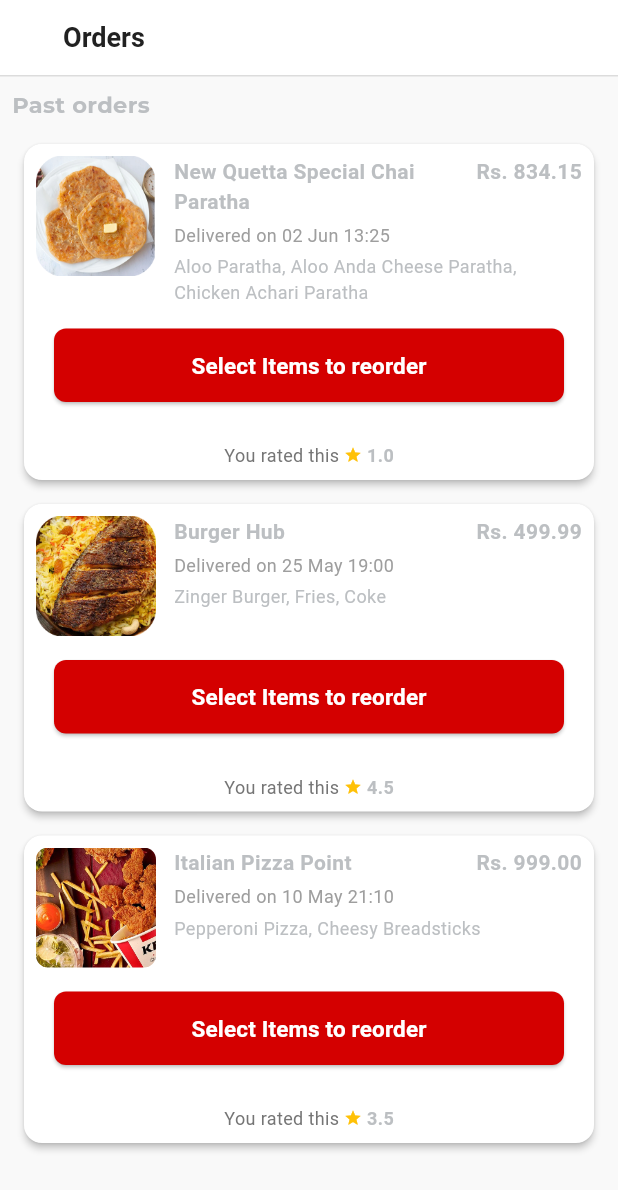
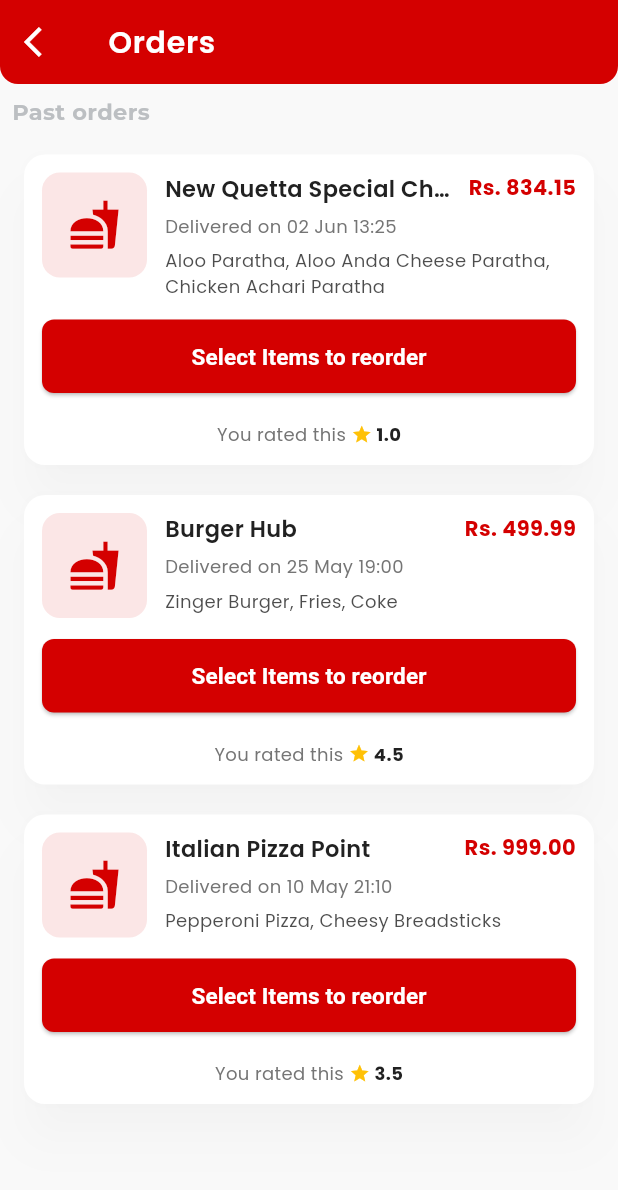
Before and after one commit to Axfal/food_panda_app, a Flutter app: the PastOrdersPage screen opened directly, on a phone screen of 412 x 824 dp. Shown: the top 1190 px of the screen. Run offline on Flutter 3.47's test engine with Material 3 defaults, Android fonts, the light colour scheme and no system bars; our stand-ins replace animate_do, another_flushbar, badges, bloc, cached_network_image, equatable and 13 more; missing offline and left inert: google_maps_flutter_android, google_maps_flutter_platform_interface; accounts and stored records are empty.

Commit message:
profile section added, error resolved and fav_card screen redesigned and order screen redesigned

```diff
--- a/lib/pages/profile/subPages/order_page.dart
+++ b/lib/pages/profile/subPages/order_page.dart
@@ -1,3 +1,4 @@
+import 'package:excellent_trade_app/globalWidgets/PrimeryWidgets/my_app_bar.dart';
 import 'package:flutter/material.dart';
 import 'package:google_fonts/google_fonts.dart';
 
@@ -11,45 +12,18 @@
 
   @override
   Widget build(BuildContext context) {
-    return SafeArea(
-      child: Scaffold(
-        backgroundColor: AppColors.background,
-        appBar: AppBar(
-          elevation: 0,
-          backgroundColor: Colors.white,
-          automaticallyImplyLeading: false,
-          toolbarHeight: 50,
-          titleSpacing: 0,
-          title: Padding(
-            padding: const EdgeInsets.symmetric(horizontal: 12),
-            child: Row(
-              children: [
-                InkWell(
-                  onTap: () => Navigator.pop(context),
-                  child: const Icon(Icons.close, size: 20),
-                ),
-                const SizedBox(width: 10),
-                Text(
-                  "Orders",
-                  style: TextStyle(
-                    fontSize: 18,
-                    fontWeight: AppWeights.semiBold,
-                    color: AppColors.textPrimary,
-                  ),
-                ),
-              ],
-            ),
-          ),
-          bottom: PreferredSize(
-            preferredSize: const Size.fromHeight(1),
-            child: Container(
-              color: AppColors.textSecondary.withOpacity(0.25),
-              height: 1,
-            ),
-          ),
+    return Scaffold(
+      backgroundColor: AppColors.background,
+      appBar: MyAppBar(
+        title: 'Orders',
+        leading: IconButton(
+          onPressed: () => Navigator.pop(context),
+          icon: Icon(Icons.arrow_back_ios, color: Colors.white),
         ),
+      ),
 
-        body: Column(
+      body: SafeArea(
+        child: Column(
           crossAxisAlignment: CrossAxisAlignment.start,
           children: [
             Padding(
@@ -75,9 +49,7 @@
                     rating: order['rating'],
                     imagePath: order['imagePath'],
                     onReorder: () {
-                      debugPrint(
-                        "Reorder tapped for ${order['restaurantName']}",
-                      );
+                      debugPrint("Reorder tapped for ${order['restaurantName']}");
                     },
                   );
                 },
--- /dev/null
+++ b/lib/pages/profile/subPages/profile/profile_export.dart
@@ -0,0 +1,2 @@
+export 'package:flutter/material.dart';
+export 'package:excellent_trade_app/config/components/round_button_widget.dart';
--- a/lib/pages/profile/subPages/widgets/name_text_field.dart
+++ b/lib/pages/profile/subPages/profile/widgets/name_text_field.dart
@@ -1,6 +1,6 @@
 import 'package:flutter/material.dart';
 
-import '../../../../config/components/custom_text_field.dart';
+import '../../../../../config/components/custom_text_field.dart';
 
 class NameTextField extends StatefulWidget {
   const NameTextField({super.key});
--- a/lib/pages/profile/subPages/widgets/order/order_card.dart
+++ b/lib/pages/profile/subPages/widgets/order/order_card.dart
@@ -2,6 +2,7 @@
 import 'package:excellent_trade_app/Utils/constants/app_colors.dart';
 import 'package:excellent_trade_app/globalWidgets/PrimeryWidgets/customeButtons.dart';
 import 'package:flutter/material.dart';
+import 'package:google_fonts/google_fonts.dart';
 
 class OrderCard extends StatelessWidget {
   final String restaurantName;
@@ -27,24 +28,30 @@
   Widget build(BuildContext context) {
     return Card(
       color: AppColors.white,
-      margin: const EdgeInsets.symmetric(horizontal: 16, vertical: 8),
-      shape: RoundedRectangleBorder(borderRadius: BorderRadius.circular(12)),
-      elevation: 2,
-      child: Column(
-        crossAxisAlignment: CrossAxisAlignment.start,
-        children: [
-          Padding(
-            padding: const EdgeInsets.all(8.0),
-            child: Row(
+      margin: const EdgeInsets.symmetric(horizontal: 16, vertical: 10),
+      shape: RoundedRectangleBorder(borderRadius: BorderRadius.circular(14)),
+      elevation: 13,
+      shadowColor: Colors.black12,
+      child: Padding(
+        padding: const EdgeInsets.all(12.0),
+        child: Column(
+          crossAxisAlignment: CrossAxisAlignment.start,
+          children: [
+            /// Top Row - Icon + Details + Price
+            Row(
               crossAxisAlignment: CrossAxisAlignment.start,
               children: [
-                ClipRRect(
-                  borderRadius: BorderRadius.circular(8),
-                  child: Image.asset(
-                    imagePath,
-                    width: 80,
-                    height: 80,
-                    fit: BoxFit.cover,
+                Container(
+                  width: 70,
+                  height: 70,
+                  decoration: BoxDecoration(
+                    color: AppColors.primary.withValues(alpha: 0.1),
+                    borderRadius: BorderRadius.circular(12),
+                  ),
+                  child: const Icon(
+                    Icons.fastfood,
+                    size: 35,
+                    color: AppColors.primary,
                   ),
                 ),
                 const SizedBox(width: 12),
@@ -52,83 +59,101 @@
                   child: Column(
                     crossAxisAlignment: CrossAxisAlignment.start,
                     children: [
+                      /// Restaurant Name + Price
                       Row(
                         crossAxisAlignment: CrossAxisAlignment.start,
                         children: [
                           Expanded(
                             child: Text(
                               restaurantName,
-                              style: const TextStyle(
-                                fontWeight: FontWeight.bold,
-                                fontSize: 14,
+                              style: GoogleFonts.poppins(
+                                fontWeight: FontWeight.w600,
+                                fontSize: 15,
+                                color: AppColors.textPrimary,
                               ),
-                              maxLines: 2,
+                              maxLines: 1,
                               overflow: TextOverflow.ellipsis,
                             ),
                           ),
                           const SizedBox(width: 8),
                           Text(
                             "Rs. ${amount.toStringAsFixed(2)}",
-                            style: const TextStyle(fontWeight: FontWeight.bold),
+                            style: GoogleFonts.poppins(
+                              fontWeight: FontWeight.bold,
+                              fontSize: 14,
+                              color: AppColors.primary,
+                            ),
                           ),
                         ],
                       ),
-                      const SizedBox(height: 4),
+                      const SizedBox(height: 6),
+
+                      /// Delivery Date
                       Text(
                         "Delivered on $dateTime",
-                        style: const TextStyle(
+                        style: GoogleFonts.poppins(
                           fontSize: 12,
-                          color: Colors.grey,
+                          color: AppColors.textSecondary,
                         ),
                       ),
-                      const SizedBox(height: 4),
+
+                      const SizedBox(height: 6),
+
+                      /// Items
                       Text(
                         items,
                         maxLines: 2,
                         overflow: TextOverflow.ellipsis,
-                        style: const TextStyle(fontSize: 12),
+                        style: GoogleFonts.poppins(
+                          fontSize: 12,
+                          color: AppColors.textPrimary.withValues(alpha: 0.8),
+                        ),
                       ),
                     ],
                   ),
                 ),
               ],
             ),
-          ),
-          // const SizedBox(height: 12),
-          Container(
-            width: double.infinity,
-            child: Padding(
-              padding: const EdgeInsets.symmetric(vertical: 8, horizontal: 20),
+
+            const SizedBox(height: 14),
+
+            /// Reorder Button
+            SizedBox(
+              width: double.infinity,
               child: CustomButton(
                 text: "Select Items to reorder",
                 onTap: onReorder,
               ),
             ),
-          ),
-          // const SizedBox(height: 6),
-          Divider(),
-          Padding(
-            padding: const EdgeInsets.all(3.0),
-            child: Row(
+
+            const SizedBox(height: 10),
+            const Divider(thickness: 0.8, height: 1),
+            const SizedBox(height: 8),
+
+            /// Rating Row
+            Row(
               mainAxisAlignment: MainAxisAlignment.center,
               children: [
-                const Text(
+                Text(
                   "You rated this ",
-                  style: TextStyle(
+                  style: GoogleFonts.poppins(
                     color: AppColors.textSecondary,
                     fontSize: 12,
                   ),
                 ),
-                const Icon(Icons.star, color: Colors.amber, size: 12),
+                const Icon(Icons.star, color: Colors.amber, size: 14),
                 Text(
                   " $rating",
-                  style: TextStyle(fontSize: 12, fontWeight: AppWeights.bold),
+                  style: GoogleFonts.poppins(
+                    fontSize: 12,
+                    fontWeight: AppWeights.bold,
+                    color: AppColors.textPrimary,
+                  ),
                 ),
               ],
             ),
-          ),
-          SizedBox(height: 5),
-        ],
+          ],
+        ),
       ),
     );
   }
--- a/lib/pages/restaurant_owner/sub_screens/restaurant/restaurant.dart
+++ b/lib/pages/restaurant_owner/sub_screens/restaurant/restaurant.dart
@@ -66,6 +66,7 @@
                     ),
                     const SizedBox(height: 16),
 
+                    /// Time
                     TimingInputWidget(
                       id: widget.restaurant?.id.toString(),
                       timing: widget.restaurant?.hours,
```
Also changed, not shown: lib/pages/profile/subPages/fav_page.dart (+13 -42 lines), lib/pages/profile/subPages/profile/profile_screen.dart (+16 -32 lines), lib/pages/profile/subPages/profile/widgets/new_password_input_widget.dart (added, +26 -0 lines), lib/pages/profile/subPages/profile/widgets/old_password_input_widget.dart (added, +24 -0 lines), lib/pages/profile/subPages/profile/widgets/submit_input_widget.dart (added, +22 -0 lines), lib/pages/profile/subPages/widgets/favourites/fav_card.dart (+72 -50 lines), lib/pages/profile/subPages/profile/widgets/email_text_field.dart (renamed from lib/pages/profile/subPages/widgets/email_text_field.dart), lib/pages/profile/subPages/profile/widgets/phone_text_field.dart (renamed from lib/pages/profile/subPages/widgets/phone_text_field.dart).
